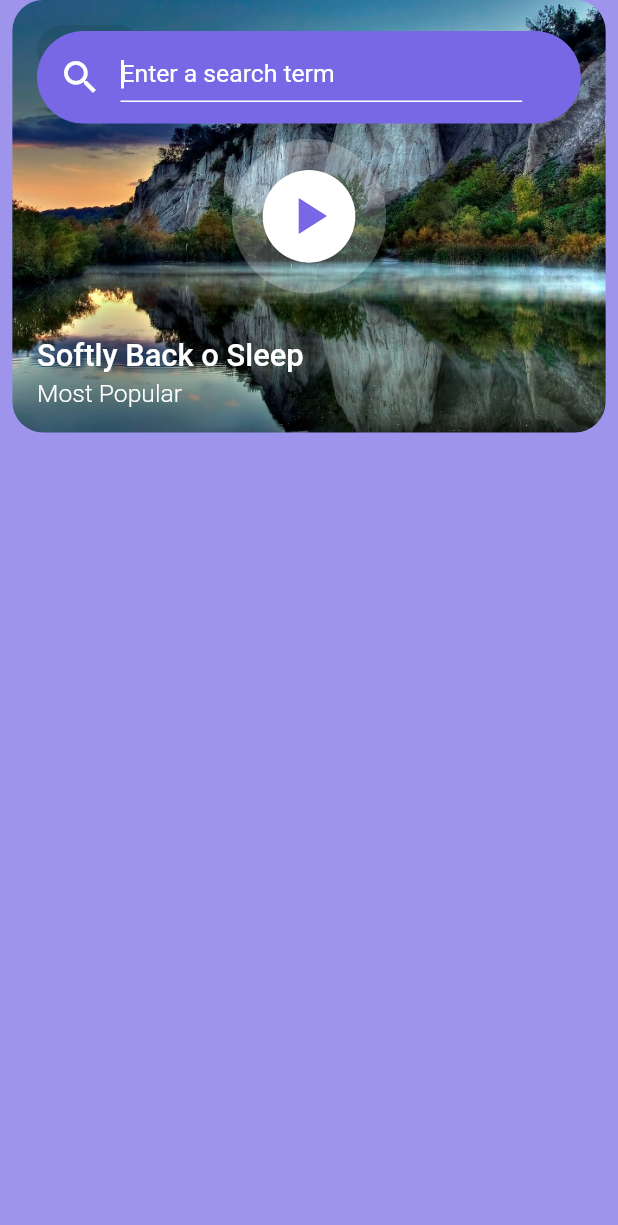
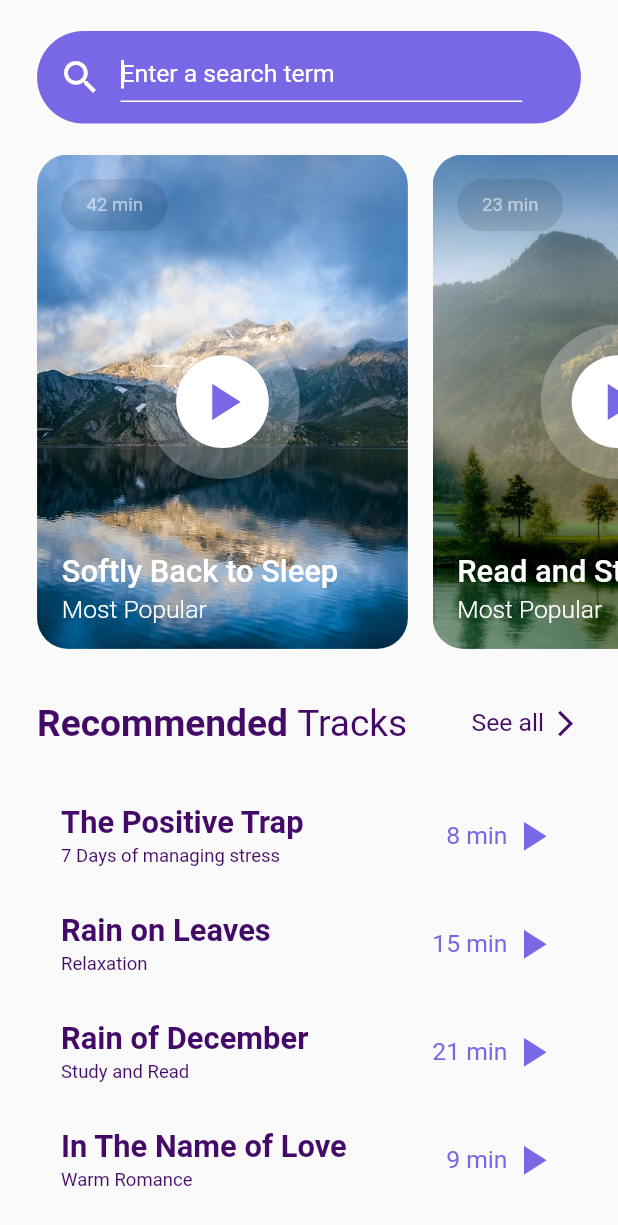
Before and after one commit to Mohamed-Abdelrazeq/Relaxation-App, a Flutter app: the screen it shows after launch, after a tap on the "search" icon, on a phone screen of 412 x 824 dp. Shown: the top 1225 px of the screen. Run offline on Flutter 3.47's test engine with Material 2 defaults, Android fonts, the phone set to English and light mode, and no system bars.

Commit message:
Genre and Song Models

```diff
--- /dev/null
+++ b/lib/Data.dart
@@ -0,0 +1,65 @@
+import 'package:relax_app/Models/GenreModel.dart';
+import 'package:relax_app/Models/SongModel.dart';
+
+List<GenreModel> genresList = [
+  GenreModel(
+    image: 'images/5.jpg',
+    time: '42',
+    name: 'Softly Back to Sleep',
+  ),
+  GenreModel(
+    image: 'images/4.jpg',
+    time: '23',
+    name: 'Read and Study',
+  ),
+  GenreModel(
+    image: 'images/3.jpg',
+    time: '15',
+    name: 'Relaxation',
+  ),
+  GenreModel(
+    image: 'images/2.jpg',
+    time: '7',
+    name: 'Good Morning',
+  ),
+  GenreModel(
+    image: 'images/1.jpg',
+    time: '22',
+    name: 'Feel the Wild',
+  ),
+];
+
+List<SongModel> songsList = [
+  SongModel(
+      genre: '7 Days of managing stress',
+      name: 'The Positive Trap',
+      time: '8'),
+  SongModel(
+      genre: 'Relaxation',
+      name: 'Rain on Leaves',
+      time: '15'),
+  SongModel(
+      genre: 'Study and Read',
+      name: 'Rain of December',
+      time: '21'),
+  SongModel(
+      genre: 'Warm Romance',
+      name: 'In The Name of Love',
+      time: '9'),
+  SongModel(
+      genre: '7 Days of managing stress',
+      name: 'The Positive Trap',
+      time: '2'),
+  SongModel(
+      genre: '7 Days of managing stress',
+      name: 'The Positive Trap',
+      time: '14'),
+  SongModel(
+      genre: '7 Days of managing stress',
+      name: 'The Positive Trap',
+      time: '9'),
+  SongModel(
+      genre: '7 Days of managing stress',
+      name: 'The Positive Trap',
+      time: '1'),
+];
--- /dev/null
+++ b/lib/Models/GenreModel.dart
@@ -0,0 +1,25 @@
+import 'package:flutter/material.dart';
+
+class GenreModel {
+
+  GenreModel({
+    @required this.name,
+    @required this.time,
+    @required this.image,
+  });
+
+  final String name;
+  final String time;
+  final String image;
+
+  List<GenreModel> searchByNameKeyword(String keyword, List<GenreModel> songsList) {
+    List<GenreModel> suggestions = [];
+    for (var i = 0; i < songsList.length; i++) {
+      if (songsList[i].name.toUpperCase().contains(keyword.toUpperCase())) {
+        suggestions.add(songsList[i]);
+      }
+    }
+    return suggestions;
+  }
+
+}
--- a/lib/Screens/MainScreen.dart
+++ b/lib/Screens/MainScreen.dart
@@ -1,7 +1,7 @@
 import 'package:flutter/cupertino.dart';
 import 'package:flutter/material.dart';
 import 'package:relax_app/Widgets/GenreCard.dart';
-import 'package:relax_app/Widgets/TrackTile.dart';
+import 'package:relax_app/Widgets/SongCard.dart';
 import '../Constants.dart';
 
 //MainWelcomeScreen
@@ -11,61 +11,21 @@ class MyHomePage extends StatefulWidget {
 }
 
 class _MyHomePageState extends State<MyHomePage> {
-  //Functions
-  List<String> _autoSuggestion(String keyword, List<String> songsList) {
-    List<String> suggestions = [];
-    for (var i = 0; i < songsList.length; i++) {
-      if (songsList[i].toUpperCase().contains(keyword.toUpperCase())) {
-        suggestions.add(songsList[i]);
-      }
-    }
-    print(suggestions);
-    return suggestions;
-  }
   //Constants
   final Duration _myDuration = Duration(milliseconds: 500);
   final Curve _myCurve = Curves.ease;
-  List<String> _songsList = [
-    'Softly Back to Sleep',
-    'Read and Study',
-    'Relaxation',
-    'Good Morning',
-    'Feel the Wild'
-  ];
+
   //Vars
   bool state = false;
+  List<Widget> searchList = [];
   //Build
   @override
   Widget build(BuildContext context) {
     double width = MediaQuery.of(context).size.width;
-    double height = MediaQuery.of(context).size.height;
+    double height = MediaQuery.of(context).size.height - MediaQuery.of(context).padding.top;
     return SafeArea(
       child: Scaffold(
-        body: Stack(
-          children: [
-            AnimatedSwitcher(
-              duration: _myDuration,
-              switchInCurve: _myCurve,
-              switchOutCurve: _myCurve,
-              child: state
-                  ? Container(
-                      width: width,
-                      height: height,
-                      color: lightPurple.withOpacity(.7),
-                      child: ListView(
-                        children: [
-                          GenreCard(
-                            width: width,
-                            image: 'images/1.jpg',
-                            name: 'Softly Back o Sleep',
-                            time: '42',
-                          )
-                        ],
-                      ),
-                    )
-                  : SizedBox(),
-            ),
-            ListView(
+        body: ListView(
           physics: BouncingScrollPhysics(),
           children: [
             //Welcome Text // SearchBar
@@ -144,8 +104,7 @@ class _MyHomePageState extends State<MyHomePage> {
                                           style: TextStyle(
                                               color: Colors.white),
                                           onChanged: (keyword) {
-                                                _autoSuggestion(
-                                                    keyword, _songsList);
+                                          //  TODO search
                                           },
                                           cursorColor: Colors.white,
                                           autofocus: true,
@@ -187,10 +146,7 @@ class _MyHomePageState extends State<MyHomePage> {
               ),
             ),
             //Whole Body
-                AnimatedOpacity(
-                  duration: _myDuration,
-                  opacity: state ? 0 : 1,
-                  child: Column(
+            Column(
                 children: [
                   //Genres Cards
                   Container(
@@ -200,43 +156,34 @@ class _MyHomePageState extends State<MyHomePage> {
                     scrollDirection: Axis.horizontal,
                     physics: BouncingScrollPhysics(),
                     children: [
-                            SizedBox(
-                              width: width * .04,
-                            ),
+                      SizedBox(width: width*.04,),
                       GenreCard(
-                              width: width,
                         image: 'images/5.jpg',
                         time: '42',
                         name: 'Softly Back to Sleep',
                       ),
                       GenreCard(
-                              width: width,
                         image: 'images/4.jpg',
                         time: '23',
                         name: 'Read and Study',
                       ),
                       GenreCard(
-                              width: width,
                         image: 'images/3.jpg',
                         time: '15',
                         name: 'Relaxation',
                       ),
                       GenreCard(
-                              width: width,
                         image: 'images/2.jpg',
                         time: '7',
                         name: 'Good Morning',
                       ),
                       GenreCard(
-                              width: width,
                         image: 'images/1.jpg',
                         time: '22',
                         name: 'Feel the Wild',
                       ),
-                            SizedBox(
-                              width: width * .04,
-                            ),
-                          ],
+                      SizedBox(width: width*.04,),
+                    ]
                       ),
                   ),
                   //Recommended Text
@@ -299,49 +246,38 @@ class _MyHomePageState extends State<MyHomePage> {
                     child: Column(
                       mainAxisAlignment: MainAxisAlignment.start,
                       children: [
-                            TrackTile(
-                                width: width,
+                        SongCard(
                             genre: '7 Days of managing stress',
                             name: 'The Positive Trap',
                             time: '8'),
-                            TrackTile(
-                                width: width,
+                        SongCard(
                             genre: 'Relaxation',
                             name: 'Rain on Leaves',
                             time: '15'),
-                            TrackTile(
-                                width: width,
+                        SongCard(
                             genre: 'Study and Read',
                             name: 'Rain of December',
                             time: '21'),
-                            TrackTile(
-                                width: width,
+                        SongCard(
                             genre: 'Warm Romance',
                             name: 'In The Name of Love',
                             time: '9'),
-                            TrackTile(
-                                width: width,
+                        SongCard(
                             genre: '7 Days of managing stress',
                             name: 'The Positive Trap',
                             time: '2'),
-                            TrackTile(
-                                width: width,
+                        SongCard(
                             genre: '7 Days of managing stress',
                             name: 'The Positive Trap',
                             time: '14'),
-                            TrackTile(
-                                width: width,
+                        SongCard(
                             genre: '7 Days of managing stress',
                             name: 'The Positive Trap',
                             time: '9'),
-                            TrackTile(
-                                width: width,
+                        SongCard(
                             genre: '7 Days of managing stress',
                             name: 'The Positive Trap',
                             time: '1'),
-                          ],
-                        ),
-                      ),
                       ],
                     ),
                   ),
--- a/lib/Widgets/GenreCard.dart
+++ b/lib/Widgets/GenreCard.dart
@@ -4,13 +4,11 @@ import '../Constants.dart';
 
 class GenreCard extends StatefulWidget {
   GenreCard({
-    @required this.width,
     @required this.image,
     @required this.name,
     @required this.time,
   });
 
-  final double width;
   final String image;
   final String name;
   final String time;
@@ -36,15 +34,16 @@ class _GenreCardState extends State<GenreCard> with TickerProviderStateMixin {
 
   @override
   Widget build(BuildContext context) {
-    return Container(
-      width: widget.width * .6,
-      height: widget.width * .7,
-      margin: EdgeInsets.symmetric(horizontal: widget.width * .02),
-      padding: EdgeInsets.symmetric(horizontal: widget.width * .04, vertical: widget.width * .04),
+    double width = MediaQuery.of(context).size.width;
+    return Container (
+      width: width * .6,
+      height: width * .7,
+      margin: EdgeInsets.symmetric(horizontal: width * .02),
+      padding: EdgeInsets.symmetric(horizontal: width * .04, vertical: width * .04),
       //Image
       decoration: BoxDecoration(
           image: DecorationImage(image: AssetImage(widget.image), fit: BoxFit.cover),
-          borderRadius: BorderRadius.circular(widget.width * .05)),
+          borderRadius: BorderRadius.circular(width * .05)),
       child: Stack(
         children: [
           //TextOverImage
@@ -54,15 +53,15 @@ class _GenreCardState extends State<GenreCard> with TickerProviderStateMixin {
             children: [
               Container(
                 padding: EdgeInsets.symmetric(
-                    horizontal: widget.width * .04, vertical: widget.width * .025),
+                    horizontal: width * .04, vertical: width * .025),
                 decoration: BoxDecoration(
                     color: Colors.black.withOpacity(.1),
-                    borderRadius: BorderRadius.circular(widget.width * .1)),
+                    borderRadius: BorderRadius.circular(width * .1)),
                 child: Text(
                   '${widget.time} min',
                   style: TextStyle(
                     color: Colors.white54,
-                    fontSize: widget.width * .03,
+                    fontSize: width * .03,
                   ),
                 ),
               ),
@@ -73,17 +72,17 @@ class _GenreCardState extends State<GenreCard> with TickerProviderStateMixin {
                     '${widget.name}',
                     style: TextStyle(
                         color: Colors.white,
-                        fontSize: widget.width * .05,
+                        fontSize: width * .05,
                         fontWeight: FontWeight.w500),
                   ),
                   SizedBox(
-                    height: widget.width * .01,
+                    height: width * .01,
                   ),
                   Text(
                     'Most Popular',
                     style: TextStyle(
                         color: Colors.white,
-                        fontSize: widget.width * .04,
+                        fontSize: width * .04,
                         fontWeight: FontWeight.w300),
                   ),
                 ],
@@ -102,24 +101,24 @@ class _GenreCardState extends State<GenreCard> with TickerProviderStateMixin {
                 Row(
                   mainAxisAlignment: MainAxisAlignment.center,
                   children: [
-                    Container(
-                      width: widget.width*.25,
-                      height : widget.width*.25,
-                      padding: EdgeInsets.all(widget.width*.05),
+                    Container (
+                      width: width*.25,
+                      height : width*.25,
+                      padding: EdgeInsets.all(width*.05),
                       decoration: BoxDecoration(
                           color: Colors.white24,
                           shape: BoxShape.circle
                       ),
-                      child: Container(
-                        width: widget.width*.2,
-                        height: widget.width*.2,
+                      child: Container (
+                        width: width*.2,
+                        height: width*.2,
                         decoration: BoxDecoration(
                             color: Colors.white,
                             shape: BoxShape.circle
                         ),
                         child: ScaleTransition(
                             scale: _tween.animate(CurvedAnimation(parent: _controller, curve: Curves.elasticOut)),
-                            child: Icon(Icons.play_arrow,color: lightPurple,size: widget.width*.08,),
+                            child: Icon(Icons.play_arrow,color: lightPurple,size: width*.08,),
                         ),
                       ),
                     ),
--- a/lib/Widgets/TrackTile.dart
+++ b/lib/Widgets/SongCard.dart
@@ -2,22 +2,21 @@ import 'package:flutter/material.dart';
 
 import '../Constants.dart';
 
-class TrackTile extends StatelessWidget {
-  const TrackTile({
+class SongCard extends StatelessWidget {
+  const SongCard({
     Key key,
-    @required this.width,
     @required this.time,
     @required this.genre,
     @required this.name,
   });
 
-  final double width;
   final String time;
   final String genre;
   final String name;
 
   @override
   Widget build(BuildContext context) {
+    double width = MediaQuery.of(context).size.width;
     return GestureDetector(
       onTap: (){
       //  TODO
```
Also changed, not shown: lib/Models/SongModel.dart (added, +24 -0 lines). Lines whose indentation alone changed are shown as unchanged.
